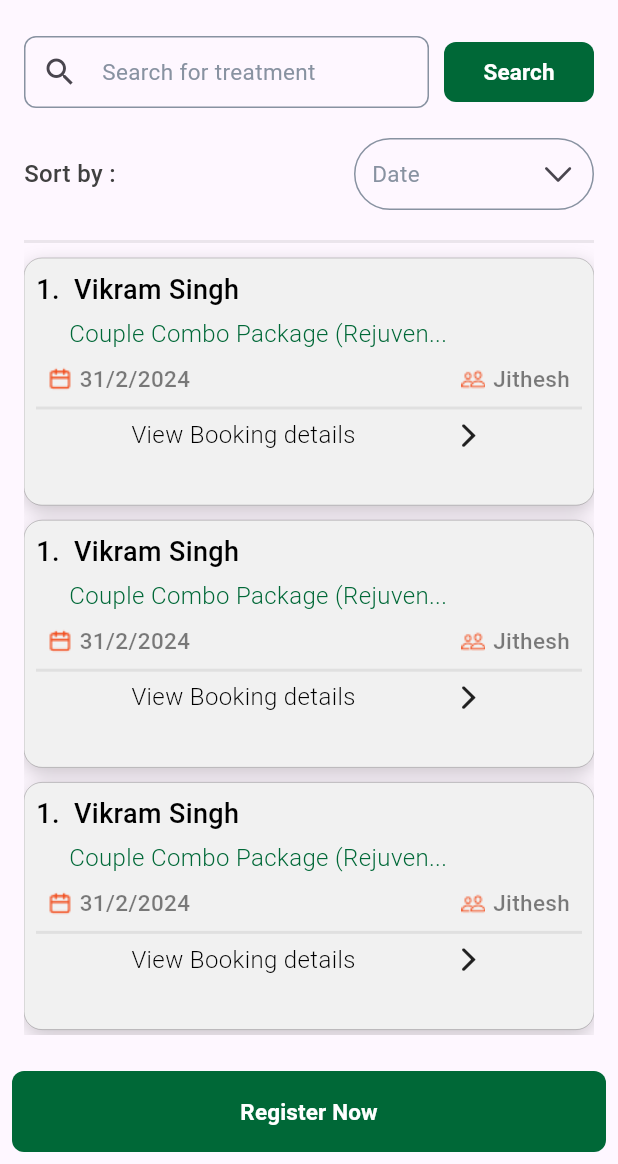
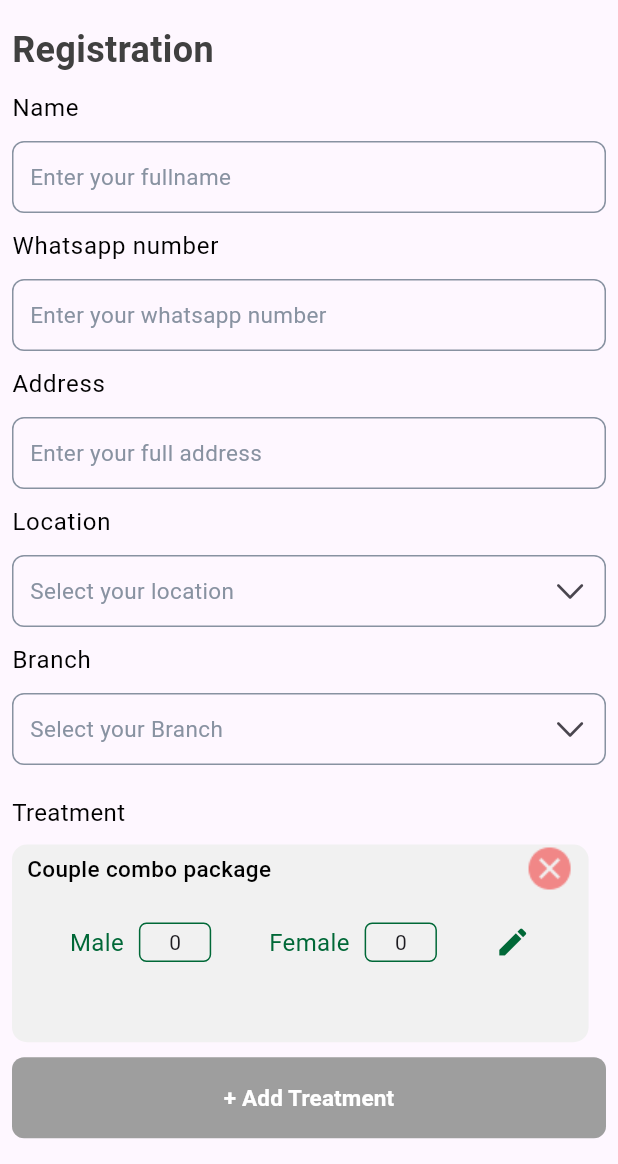
Before and after one commit to rashidk-mohd/ayurvadic, a Flutter app: the screen it shows after launch, after a tap on "Login", after a tap on "Register Now", on a phone screen of 412 x 824 dp, the part 72-1236 px from its top. Run offline on Flutter 3.47's test engine with Material 3 defaults, Android fonts, the phone set to English and light mode, and no system bars.

Commit message:
registration_screen_ui_implimentation

```diff
--- a/lib/common/common_textfield.dart
+++ b/lib/common/common_textfield.dart
@@ -1,3 +1,4 @@
+import 'package:ayurvadic/contants/color_constents.dart';
 import 'package:flutter/material.dart';
 import 'package:flutter/services.dart';
 
@@ -17,10 +18,12 @@ class CustomTextField extends StatelessWidget {
   final int? lines;
   final double? borderRadius;
   final void Function(String)? onChanged;
+  final String? header;
 
   const CustomTextField({
     super.key,
     required this.title,
+    required this.header,
     this.hintText = "",
     this.iconWidget,
     this.controller,
@@ -34,12 +37,25 @@ class CustomTextField extends StatelessWidget {
     this.lines,
     this.onChanged,
     this.suffixWidget,
-    this.borderRadius
+    this.borderRadius,
   });
 
   @override
   Widget build(BuildContext context) {
-    return
+    return Column(
+      crossAxisAlignment: CrossAxisAlignment.start,
+      children: [
+      header!.isEmpty?const SizedBox():  Padding(
+        padding: const EdgeInsets.only(top: 10),
+        child: Text(
+            header!,
+            style: Theme.of(context).textTheme.bodyLarge?.copyWith(
+                fontSize: 16,
+                fontWeight: FontWeight.w400,
+                color: ColorConstents.textcolor),
+          ),
+      ),
+        const SizedBox(height: 10,),
         TextFormField(
           maxLines: lines,
           inputFormatters:
@@ -54,8 +70,7 @@ class CustomTextField extends StatelessWidget {
           onChanged: onChanged,
           decoration: InputDecoration(
             hintText: title,
-            fillColor:
-                 Colors.grey ,
+            fillColor: Colors.grey,
             hintStyle: Theme.of(context).textTheme.bodyMedium!.copyWith(
                   color: const Color(0xff8892A1),
                   fontSize: 15,
@@ -66,23 +81,25 @@ class CustomTextField extends StatelessWidget {
                 borderSide: const BorderSide(
                   color: Color(0xff8892A1),
                 ),
-                borderRadius: BorderRadius.circular(borderRadius??8)),
+                borderRadius: BorderRadius.circular(borderRadius ?? 8)),
             border: OutlineInputBorder(
                 borderSide: const BorderSide(
                   color: Color(0xff8892A1),
                 ),
-                borderRadius: BorderRadius.circular(borderRadius??8)),
+                borderRadius: BorderRadius.circular(borderRadius ?? 8)),
             focusedBorder: OutlineInputBorder(
                 borderSide: const BorderSide(
                   color: Color(0xff8892A1),
                 ),
-                borderRadius: BorderRadius.circular(borderRadius??8)),
+                borderRadius: BorderRadius.circular(borderRadius ?? 8)),
             errorBorder: OutlineInputBorder(
                 borderSide: const BorderSide(color: Colors.red),
-                borderRadius: BorderRadius.circular(borderRadius??8)),
-                 contentPadding:const EdgeInsets.symmetric(vertical: 8, horizontal: 8),
+                borderRadius: BorderRadius.circular(borderRadius ?? 8)),
+            contentPadding:
+                const EdgeInsets.symmetric(vertical: 8, horizontal: 8),
           ),
-
+        ),
+      ],
     );
   }
 }
--- a/lib/contants/color_constents.dart
+++ b/lib/contants/color_constents.dart
@@ -6,6 +6,9 @@ class ColorConstents {
   static const colorWhite=Colors.white;
   static const colorWhite2=Color(0xffFFFFFF);
   static const colorGrey=Colors.grey;
+  static const colorGrey2=Color(0xff389A48);
+
+
   static const buttonColor=Color(0xff006837);
 
 }
--- a/lib/contants/path_constsnts.dart
+++ b/lib/contants/path_constsnts.dart
@@ -8,4 +8,6 @@ static const backarrow="assets/icons/back_arrow.png";
 static const notificationicon="assets/icons/notification_icon.png";
 static const person="assets/icons/person.png";
 static const calender="assets/icons/calender_icon.png";
+static const close="assets/icons/close.png";
+static const treatmentCalender="assets/icons/treatment_calender.png";
 }
--- a/lib/contants/routes_const.dart
+++ b/lib/contants/routes_const.dart
@@ -1,4 +1,5 @@
 class Routes{
 static const String splash = '/splash';
 static const String home = '/home';
+static const String registation = '/registation';
 }
--- /dev/null
+++ b/lib/core/utils.dart
@@ -0,0 +1,3 @@
+class Utils{
+ static const List<String> paymentOptions=["Cash","Card","UPI"];
+}
--- a/lib/features/auth/screens/login_screen.dart
+++ b/lib/features/auth/screens/login_screen.dart
@@ -3,8 +3,7 @@ import 'package:ayurvadic/common/common_textfield.dart';
 import 'package:ayurvadic/contants/color_constents.dart';
 import 'package:ayurvadic/contants/routes_const.dart';
 import 'package:ayurvadic/features/auth/widgets/app_logo_widget.dart';
-import 'package:ayurvadic/features/auth/widgets/privacy_policy.dart';
-import 'package:ayurvadic/features/home/screen/home_screen.dart';
+
 import 'package:flutter/material.dart';
 
 class LoginScreen extends StatelessWidget {
@@ -36,35 +35,19 @@ class LoginScreen extends StatelessWidget {
                   color: ColorConstents.textcolor),
             ),
           ),
-          Padding(
-            padding: const EdgeInsets.only(left: 12),
-            child: Text(
-              "Email",
-              style: Theme.of(context).textTheme.bodyLarge?.copyWith(
-                  fontSize: 16,
-                  fontWeight: FontWeight.w400,
-                  color: ColorConstents.textcolor),
-            ),
-          ),
+
           const Padding(
             padding: EdgeInsets.only(left: 12, right: 12, bottom: 30),
             child: CustomTextField(
+              header: "Email",
               title: "Enter your email",
             ),
           ),
-          Padding(
-            padding: const EdgeInsets.only(left: 12),
-            child: Text(
-              "Password",
-              style: Theme.of(context).textTheme.bodyLarge?.copyWith(
-                  fontSize: 16,
-                  fontWeight: FontWeight.w400,
-                  color: ColorConstents.textcolor2),
-            ),
-          ),
-           Padding(
+
+          const Padding(
             padding: EdgeInsets.only(left: 12, right: 12, bottom: 50),
             child: CustomTextField(
+              header: "Password",
               title: "Enter your password",
             ),
           ),
--- a/lib/features/home/screen/home_screen.dart
+++ b/lib/features/home/screen/home_screen.dart
@@ -1,11 +1,10 @@
 import 'package:ayurvadic/common/botton_widget.dart';
-import 'package:ayurvadic/common/common_textfield.dart';
 import 'package:ayurvadic/contants/color_constents.dart';
 import 'package:ayurvadic/contants/path_constsnts.dart';
+import 'package:ayurvadic/contants/routes_const.dart';
 import 'package:ayurvadic/features/home/widgets/home_content_card.dart';
 import 'package:ayurvadic/features/home/widgets/search_widget.dart';
 import 'package:ayurvadic/features/home/widgets/sorting_widget.dart';
-import 'package:flutter/cupertino.dart';
 import 'package:flutter/material.dart';
 
 class HomeScreen extends StatelessWidget {
@@ -62,7 +61,9 @@ class HomeScreen extends StatelessWidget {
         padding: const EdgeInsets.all(8.0),
         child: ButtonWidget(
           title: "Register Now",
-          onPressed: () {},
+          onPressed: () {
+            Navigator.of(context).pushNamed(Routes.registation);
+          },
           buttonColor: ColorConstents.buttonColor,
         ),
       ),
--- a/lib/features/home/widgets/search_widget.dart
+++ b/lib/features/home/widgets/search_widget.dart
@@ -15,6 +15,7 @@ class SearchWidget extends StatelessWidget {
         const Expanded(
           flex: 3,
           child: CustomTextField(
+            header: "",
             iconWidget:Icon(Icons.search) ,
             title: "Search for treatment",
           ),
--- a/lib/features/home/widgets/sorting_widget.dart
+++ b/lib/features/home/widgets/sorting_widget.dart
@@ -25,6 +25,7 @@ class SortingWidget extends StatelessWidget {
           const SizedBox(
             width: 160,
             child: CustomTextField(
+              header: "",
               borderRadius: 30,
               title: "Date",
               suffixWidget: Icon(CupertinoIcons.chevron_down),
--- /dev/null
+++ b/lib/features/registration/screens/registration_screen.dart
@@ -0,0 +1,123 @@
+import 'package:ayurvadic/common/botton_widget.dart';
+import 'package:ayurvadic/common/common_textfield.dart';
+import 'package:ayurvadic/contants/color_constents.dart';
+import 'package:ayurvadic/contants/path_constsnts.dart';
+import 'package:ayurvadic/core/app_responsive.dart';
+import 'package:ayurvadic/features/registration/widgets/couple_count_box__widget.dart';
+import 'package:ayurvadic/features/registration/widgets/couple_count_widget.dart';
+import 'package:ayurvadic/features/registration/widgets/payment_option_widget.dart';
+import 'package:flutter/cupertino.dart';
+import 'package:flutter/material.dart';
+
+class RegistrationScreen extends StatelessWidget {
+  const RegistrationScreen({super.key});
+
+  @override
+  Widget build(BuildContext context) {
+    return Scaffold(
+      appBar: AppBar(
+        leading: Padding(
+          padding: const EdgeInsets.all(8.0),
+          child: Image.asset(
+            PathConstsnts.backarrow,
+            height: 24,
+            width: 24,
+          ),
+        ),
+        actions: [
+          Padding(
+            padding: const EdgeInsets.all(8.0),
+            child: Image.asset(
+              PathConstsnts.notificationicon,
+              height: 24,
+              width: 24,
+            ),
+          ),
+        ],
+      ),
+      body: Padding(
+        padding: const EdgeInsets.all(8.0),
+        child: ListView(
+          children: [
+            const Text(
+              "Registration",
+              style: TextStyle(
+                  fontSize: 24,
+                  fontWeight: FontWeight.w600,
+                  color: ColorConstents.textcolor2),
+            ),
+            const CustomTextField(title: "Enter your fullname", header: "Name"),
+            const CustomTextField(
+                title: "Enter your whatsapp number", header: "Whatsapp number"),
+            const CustomTextField(
+                title: "Enter your full address", header: "Address"),
+            const CustomTextField(
+              title: "Select your location",
+              header: "Location",
+              suffixWidget: Icon(CupertinoIcons.chevron_down),
+            ),
+            const CustomTextField(
+              title: "Select your Branch",
+              header: "Branch",
+              suffixWidget: Icon(CupertinoIcons.chevron_down),
+            ),
+            const SizedBox(
+              height: 20,
+            ),
+            const CoupleCountWidget(),
+            const SizedBox(
+              height: 10,
+            ),
+            ButtonWidget(
+              title: "+ Add Treatment",
+              onPressed: () {},
+              buttonColor: ColorConstents.colorGrey,
+            ),
+            const CustomTextField(
+                title: "Enter your Amount", header: "Total Amount"),
+            const CustomTextField(
+                title: "Enter your Amount", header: "Discount Amount"),
+            const CustomTextField(
+                title: "Enter your Amount", header: "Advance Amount"),
+            const CustomTextField(
+                title: "Enter your Amount", header: "Balance Amount "),
+            CustomTextField(
+              title: "Enter your Amount",
+              header: "Treatment Date",
+              suffixWidget: Image.asset(PathConstsnts.treatmentCalender),
+            ),
+            const SizedBox(
+              height: 10,
+            ),
+            Text(
+              "Treatment Time",
+              style: Theme.of(context).textTheme.bodyLarge?.copyWith(
+                  fontSize: 16,
+                  fontWeight: FontWeight.w400,
+                  color: ColorConstents.textcolor),
+            ),
+            const Row(
+              children: [
+                Expanded(
+                  child: CustomTextField(
+                      title: "Houre",
+                      header: "",
+                      suffixWidget: Icon(CupertinoIcons.chevron_down,color: ColorConstents.buttonColor,)),
+                ),
+                SizedBox(
+                  width: 20,
+                ),
+                Expanded(
+                    child: CustomTextField(
+                        title: "Minute",
+                        header: "",
+                        suffixWidget: Icon(CupertinoIcons.chevron_down,color: ColorConstents.buttonColor)))
+              ],
+            )
+            // PaymentOptionWidget()
+          ],
+        ),
+      ),
+    );
+  }
+}
--- /dev/null
+++ b/lib/features/registration/widgets/couple_count_box__widget.dart
@@ -0,0 +1,37 @@
+import 'package:ayurvadic/contants/color_constents.dart';
+import 'package:ayurvadic/core/app_responsive.dart';
+import 'package:flutter/material.dart';
+
+class CoupleCountBoxwidget extends StatelessWidget {
+  const CoupleCountBoxwidget(
+      {super.key, required this.count, required this.gender});
+  final String? gender;
+  final int? count;
+
+  @override
+  Widget build(BuildContext context) {
+    return Row(
+      children: [
+        Text(
+          gender!,
+          style: const TextStyle(
+              fontSize: 16,
+              fontWeight: FontWeight.w400,
+              color: ColorConstents.buttonColor),
+        ),
+        const SizedBox(
+          width: 10,
+        ),
+        Container(
+          width: screenWidth(context) * 0.117,
+          height: screenHeigth(context) * 0.032,
+          decoration: BoxDecoration(
+              color: Colors.transparent,
+              borderRadius: BorderRadius.circular(5),
+              border: Border.all(color: ColorConstents.buttonColor, width: 1)),
+          child: Center(child: Text("$count")),
+        )
+      ],
+    );
+  }
+}
--- /dev/null
+++ b/lib/features/registration/widgets/couple_count_widget.dart
@@ -0,0 +1,78 @@
+import 'package:ayurvadic/contants/color_constents.dart';
+import 'package:ayurvadic/contants/path_constsnts.dart';
+import 'package:ayurvadic/core/app_responsive.dart';
+import 'package:ayurvadic/features/registration/widgets/couple_count_box__widget.dart';
+import 'package:flutter/cupertino.dart';
+import 'package:flutter/material.dart';
+
+class CoupleCountWidget extends StatelessWidget {
+  const CoupleCountWidget({
+    super.key,
+  });
+
+  @override
+  Widget build(BuildContext context) {
+    return Column(
+      crossAxisAlignment: CrossAxisAlignment.start,
+      children: [
+        const Text(
+          "Treatment",
+          style: TextStyle(
+              fontSize: 16,
+              fontWeight: FontWeight.w400,
+              color: ColorConstents.textcolor),
+        ),
+        const SizedBox(
+          height: 10,
+        ),
+        Container(
+          width: screenWidth(context) * 0.933,
+          height: screenHeigth(context) * 0.160,
+          decoration: BoxDecoration(
+              color: const Color(0xffF1F1F1),
+              borderRadius: BorderRadius.circular(10)),
+          child: Column(
+            children: [
+              Padding(
+                padding: const EdgeInsets.only(left: 10, right: 10),
+                child: Row(
+                  mainAxisAlignment: MainAxisAlignment.spaceBetween,
+                  children: [
+                    const Text(
+                      "Couple combo package",
+                      style: TextStyle(
+                          fontSize: 15,
+                          fontWeight: FontWeight.w500,
+                          color: ColorConstents.textcolor),
+                    ),
+                    Image.asset(PathConstsnts.close),
+                  ],
+                ),
+              ),
+              const SizedBox(
+                height: 20,
+              ),
+              const Row(
+                mainAxisAlignment: MainAxisAlignment.spaceEvenly,
+                children: [
+                  CoupleCountBoxwidget(
+                    count: 0,
+                    gender: "Male",
+                  ),
+                  CoupleCountBoxwidget(
+                    count: 0,
+                    gender: "Female",
+                  ),
+                  Icon(
+                    Icons.edit,
+                    color: ColorConstents.buttonColor,
+                  )
+                ],
+              )
+            ],
+          ),
+        ),
+      ],
+    );
+  }
+}
--- /dev/null
+++ b/lib/features/registration/widgets/payment_option_widget.dart
@@ -0,0 +1,43 @@
+import 'package:ayurvadic/contants/color_constents.dart';
+import 'package:ayurvadic/core/utils.dart';
+import 'package:flutter/cupertino.dart';
+import 'package:flutter/material.dart';
+
+class PaymentOptionWidget extends StatelessWidget {
+  const PaymentOptionWidget({
+    super.key,
+  });
+
+  @override
+  Widget build(BuildContext context) {
+    return Column(
+      crossAxisAlignment: CrossAxisAlignment.start,
+      children: [
+        const Text(
+          "Payment Option",
+          style: TextStyle(
+              fontSize: 16,
+              fontWeight: FontWeight.w400,
+              color: ColorConstents.textcolor),
+        ),
+        SizedBox(
+          width: 40,
+          child: ListView.builder(
+            scrollDirection: Axis.horizontal,
+            itemBuilder: (context, index) {
+              const List<String> items = Utils.paymentOptions;
+              return  Expanded(
+                child: RadioListTile(
+                      title: Text(items[index]),
+                      value: 'Option 1',
+                      groupValue: 'Option 1',
+                      onChanged: (value) {},
+                    ),
+              );
+            },
+          ),
+        )
+      ],
+    );
+  }
+}
--- a/lib/routes/route.dart
+++ b/lib/routes/route.dart
@@ -1,5 +1,6 @@
 import 'package:ayurvadic/contants/routes_const.dart';
 import 'package:ayurvadic/features/home/screen/home_screen.dart';
+import 'package:ayurvadic/features/registration/screens/registration_screen.dart';
 import 'package:ayurvadic/features/splash/screens/splash_screen.dart';
 import 'package:flutter/material.dart';
 
@@ -14,6 +15,10 @@ class RouteGenerator {
         return MaterialPageRoute(
           builder: (context) => const HomeScreen(),
         );
+      case Routes.registation:
+        return MaterialPageRoute(
+          builder: (context) => const RegistrationScreen(),
+        );
 
       default:
         return _errorRoute();
```
Also changed, not shown: assets/icons/close.png (added), assets/icons/treatment_calender.png (added).
